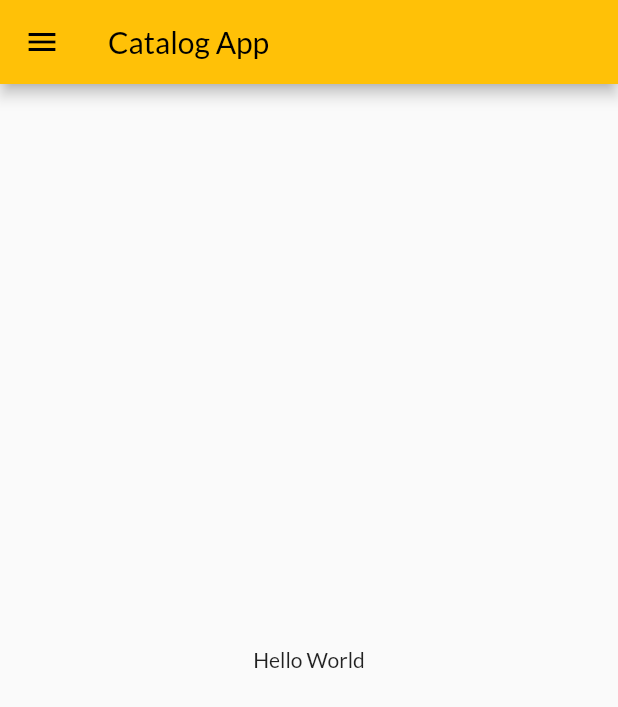
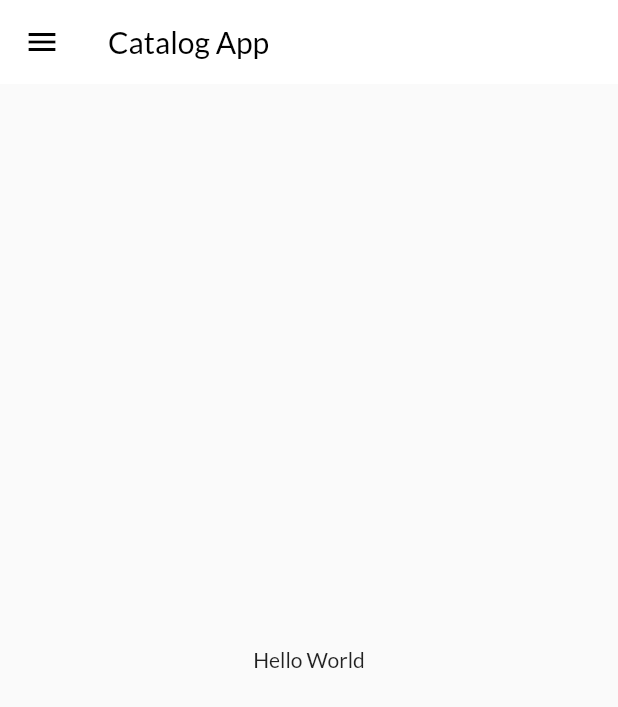
Before and after one commit to SpyderXN/New-Flutter-project-, a Flutter app: the screen it shows after launch, on a phone screen of 412 x 824 dp. Shown: the top 707 px of the screen. Run offline on Flutter 3.47's test engine with Material 2 defaults, Android fonts, the phone set to English and light mode, and no system bars; our stand-ins replace google_fonts.

Commit message:
theme done

```diff
--- a/lib/main.dart
+++ b/lib/main.dart
@@ -2,7 +2,7 @@ import 'package:flutter/material.dart';
 import 'package:flutter_application_1/pages/home_page.dart';
 import 'package:flutter_application_1/pages/login_page.dart';
 import 'package:flutter_application_1/utils/routes.dart';
-import 'package:google_fonts/google_fonts.dart';
+import 'package:flutter_application_1/widgets/themes.dart';
 
 void main() {
   runApp(const MyApp());
@@ -15,10 +15,8 @@ class MyApp extends StatelessWidget {
   Widget build(BuildContext context) {
     return MaterialApp(
       themeMode: ThemeMode.light,
-      theme: ThemeData(
-        primarySwatch: Colors.amber,
-        fontFamily: GoogleFonts.lato().fontFamily,
-      ),
+      theme: MyTheme.lightTheme(context),
+      darkTheme: MyTheme.darkTheme(context),
       debugShowCheckedModeBanner: false,
       initialRoute: MyRoutes.homeRoute,
       routes: {
--- /dev/null
+++ b/lib/widgets/themes.dart
@@ -0,0 +1,16 @@
+import 'package:flutter/material.dart';
+import 'package:google_fonts/google_fonts.dart';
+
+class MyTheme {
+  static ThemeData lightTheme(BuildContext context) => ThemeData(
+      primarySwatch: Colors.amber,
+      fontFamily: GoogleFonts.lato().fontFamily,
+      appBarTheme: const AppBarTheme(
+        color: Colors.white,
+        elevation: 0.0,
+        iconTheme: IconThemeData(color: Colors.black),
+      ));
+
+  static ThemeData darkTheme(BuildContext context) =>
+      ThemeData(brightness: Brightness.dark);
+}
```
